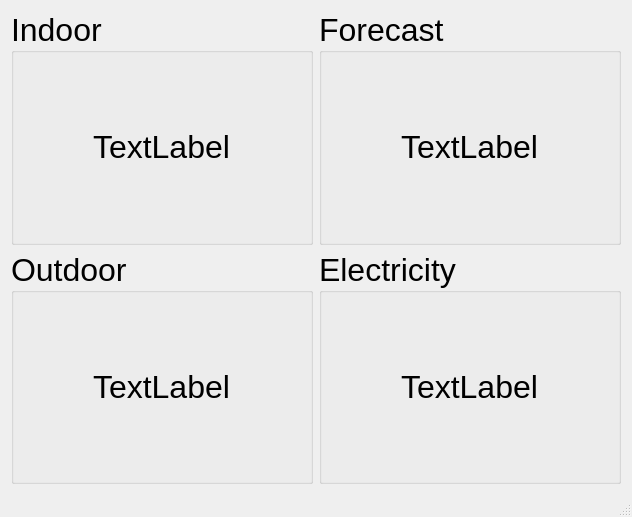
Qt form mainwindow.ui (endrebjorsvik/HomeKiosk) before a commit.
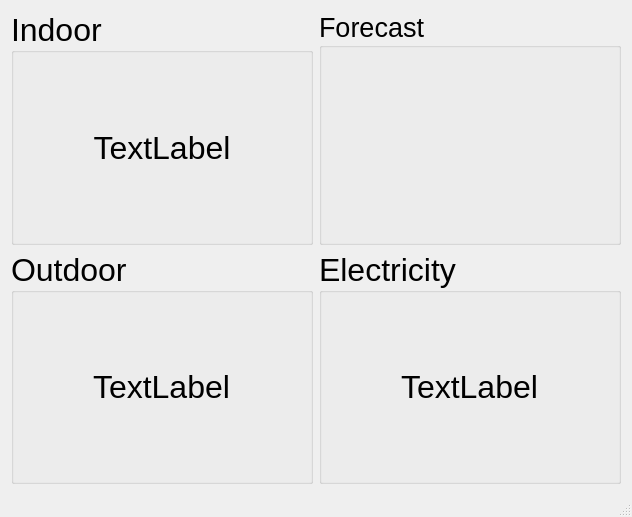
The same form after that commit.

Commit message: Online fetching of weather symbol!

What changed in the file:
```diff
--- a/mainwindow.ui
+++ b/mainwindow.ui
@@ -37,8 +37,8 @@
       <property name="title">
        <string>Indoor</string>
       </property>
-      <layout class="QHBoxLayout" name="horizontalLayout">
-       <item alignment="Qt::AlignHCenter|Qt::AlignVCenter">
+      <layout class="QVBoxLayout" name="verticalLayout_4">
+       <item>
         <widget class="QLabel" name="indoor">
          <property name="text">
           <string>TextLabel</string>
@@ -91,14 +91,34 @@
     </item>
     <item row="1" column="2">
      <widget class="QGroupBox" name="groupForecast">
+      <property name="font">
+       <font>
+        <pointsize>20</pointsize>
+       </font>
+      </property>
       <property name="title">
        <string>Forecast</string>
       </property>
       <layout class="QVBoxLayout" name="verticalLayout">
-       <item alignment="Qt::AlignHCenter|Qt::AlignVCenter">
+       <item>
         <widget class="QLabel" name="forecast">
+         <property name="font">
+          <font>
+           <pointsize>24</pointsize>
+          </font>
+         </property>
          <property name="text">
-          <string>TextLabel</string>
+          <string/>
+         </property>
+         <property name="alignment">
+          <set>Qt::AlignCenter</set>
+         </property>
+        </widget>
+       </item>
+       <item>
+        <widget class="QLabel" name="forecastSymbol">
+         <property name="text">
+          <string/>
          </property>
          <property name="alignment">
           <set>Qt::AlignCenter</set>
```
The commit also changes 7 other files.
